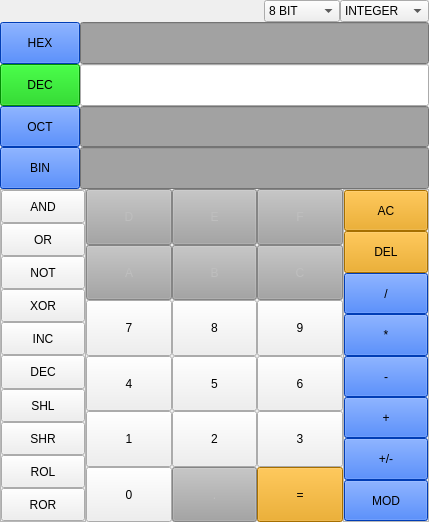
Qt form calcultor.ui (laobpk/gomihako) before a commit.
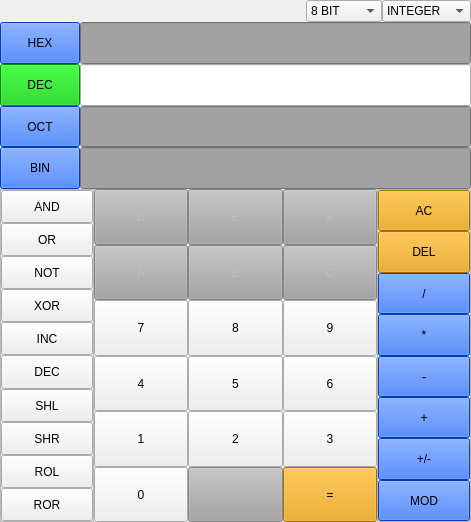
The same form after that commit.

Diff of the .ui file:
```diff
--- a/calcultor.ui
+++ b/calcultor.ui
@@ -6,7 +6,7 @@
    <rect>
     <x>0</x>
     <y>0</y>
-    <width>429</width>
+    <width>471</width>
     <height>522</height>
    </rect>
   </property>
@@ -255,6 +255,9 @@
      </property>
      <item>
       <widget class="QScrollArea" name="scrollArea">
+       <property name="verticalScrollBarPolicy">
+        <enum>Qt::ScrollBarAlwaysOff</enum>
+       </property>
        <property name="horizontalScrollBarPolicy">
         <enum>Qt::ScrollBarAlwaysOff</enum>
        </property>
@@ -266,7 +269,7 @@
          <rect>
           <x>0</x>
           <y>0</y>
-          <width>83</width>
+          <width>93</width>
           <height>325</height>
          </rect>
         </property>
@@ -705,6 +708,9 @@
      </item>
      <item>
       <widget class="QScrollArea" name="scrollArea_2">
+       <property name="verticalScrollBarPolicy">
+        <enum>Qt::ScrollBarAlwaysOff</enum>
+       </property>
        <property name="horizontalScrollBarPolicy">
         <enum>Qt::ScrollBarAlwaysOff</enum>
        </property>
@@ -716,7 +722,7 @@
          <rect>
           <x>0</x>
           <y>0</y>
-          <width>83</width>
+          <width>93</width>
           <height>325</height>
          </rect>
         </property>
```
